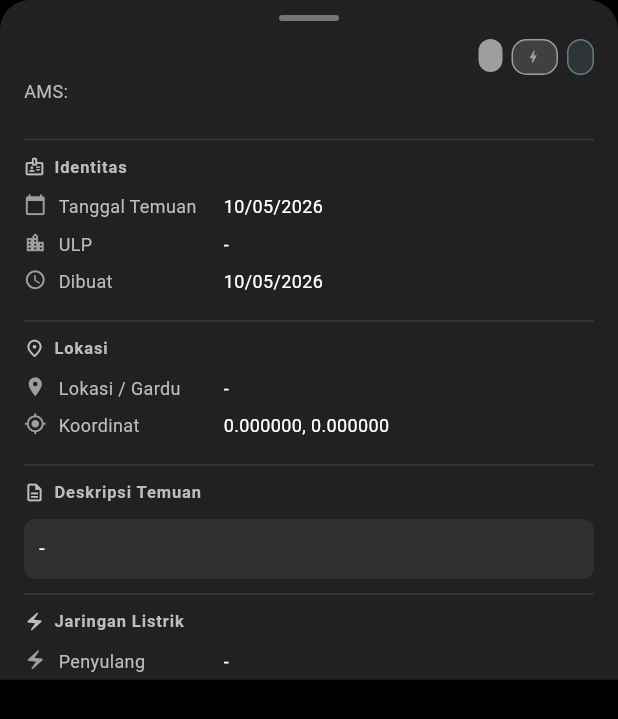
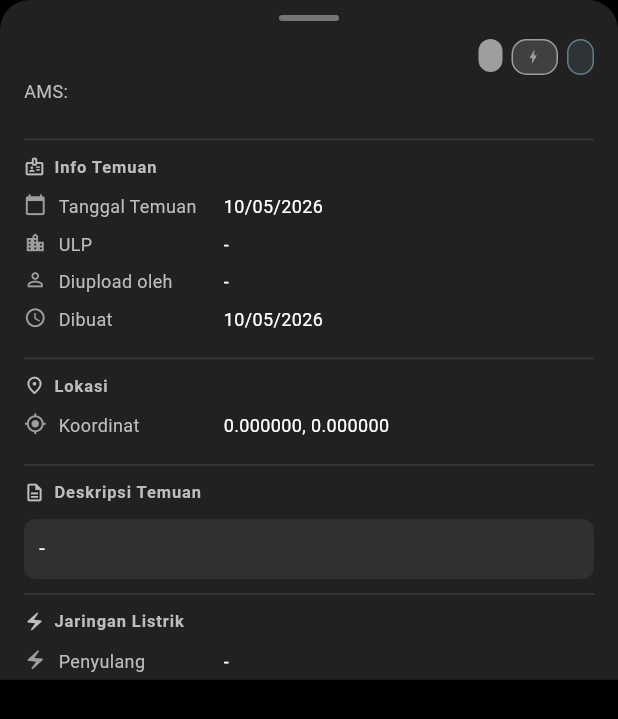
Before and after one commit to aarif29/elsafe, a Flutter app: the _MarkerDetailSheet widget shown alone on an empty page, opened directly with empty values, on a phone screen of 412 x 824 dp. Shown: the top 719 px of the screen. Run offline on Flutter 3.47's test engine with Material 3 defaults, Android fonts, the phone set to English and light mode, and no system bars; our stand-ins replace file_picker, flutter_map, geocoding, geolocator, latlong2, logger and 5 more; accounts and stored records are empty.

Commit message:
fix: perbaikan tampilan detail temuan di peta
- Tukar urutan: Zona tampil sebelum Section di jaringan listrik
- Ganti 'Skor Matriks' (angka) → 'Level Risiko' (Medium/High/Extreme)
- Rename section 'Identitas' → 'Info Temuan'
- Tambah baris 'Diupload oleh' dari field createdBy
- Hapus baris 'Lokasi / Gardu' dari section Lokasi

Co-Authored-By: Claude Sonnet 4.6 <noreply@anthropic.com>

```diff
--- a/lib/Screen/maps_view.dart
+++ b/lib/Screen/maps_view.dart
@@ -72,7 +72,7 @@ class _MarkerDetailSheet extends StatelessWidget {
                   children: [
                     _buildHeader(),
                     const SizedBox(height: 14),
-                    _buildSection('Identitas', Icons.badge_outlined, _buildIdentitas()),
+                    _buildSection('Info Temuan', Icons.badge_outlined, _buildIdentitas()),
                     _buildSection('Lokasi', Icons.place_outlined, _buildLokasi()),
                     _buildSection('Deskripsi Temuan', Icons.description_outlined, _buildDeskripsi()),
                     _buildSection('Jaringan Listrik', Icons.electric_bolt, _buildJaringan()),
@@ -195,6 +195,7 @@ class _MarkerDetailSheet extends StatelessWidget {
       children: [
         _row(Icons.calendar_today, 'Tanggal Temuan', _fmt(temuan.tanggalTemuan)),
         if (temuan.ulp != null) _row(Icons.location_city, 'ULP', _val(temuan.ulp)),
+        if (temuan.createdBy != null) _row(Icons.person_outline, 'Diupload oleh', _val(temuan.createdBy)),
         if (temuan.createdAt != null) _row(Icons.access_time, 'Dibuat', _fmt(temuan.createdAt)),
       ],
     );
@@ -205,7 +206,6 @@ class _MarkerDetailSheet extends StatelessWidget {
       children: [
         if (temuan.alamatTemuan != null && temuan.alamatTemuan!.trim().isNotEmpty)
           _row(Icons.home_outlined, 'Alamat', _val(temuan.alamatTemuan)),
-        _row(Icons.place, 'Lokasi / Gardu', _val(temuan.lokasi)),
         if (temuan.latitude != null)
           _row(Icons.gps_fixed, 'Koordinat',
               '${temuan.latitude!.toStringAsFixed(6)}, ${temuan.longitude!.toStringAsFixed(6)}'),
@@ -232,8 +232,8 @@ class _MarkerDetailSheet extends StatelessWidget {
     return Column(
       children: [
         _row(Icons.electric_bolt, 'Penyulang', _val(temuan.namaPenyulang)),
+        _row(Icons.radar, 'Zona', temuan.zona != null ? 'Zona ${temuan.zona}' : '-'),
         _row(Icons.account_tree, 'Section', temuan.section != null ? 'Section ${temuan.section}' : '-'),
-        _row(Icons.radar, 'Zona', temuan.zona != null ? 'Zona ${temuan.zona}' : '-'),
       ],
     );
   }
@@ -254,8 +254,8 @@ class _MarkerDetailSheet extends StatelessWidget {
         if (temuan.lokasiObjek != null) _row(Icons.location_searching, 'Lokasi Objek', _val(temuan.lokasiObjek)),
         if (temuan.jarakAktivitas != null) _row(Icons.straighten, 'Jarak Aktivitas', _val(temuan.jarakAktivitas)),
         if (temuan.intensitasAktivitas != null) _row(Icons.trending_up, 'Intensitas', _val(temuan.intensitasAktivitas)),
-        if (temuan.skorMatriks != null)
-          _row(Icons.bar_chart, 'Skor Matriks', '${temuan.skorMatriks}',
+        if (temuan.levelRisiko != null)
+          _row(Icons.bar_chart, 'Level Risiko', _val(temuan.levelRisiko),
               valueColor: pinColor),
       ],
     );
```
